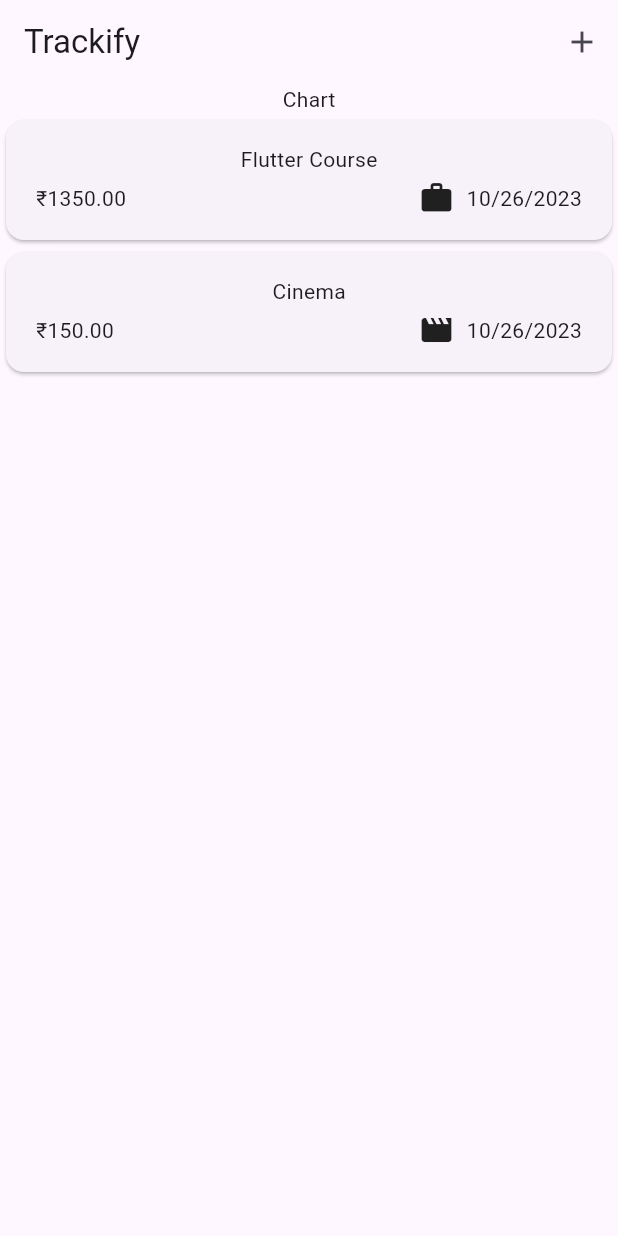
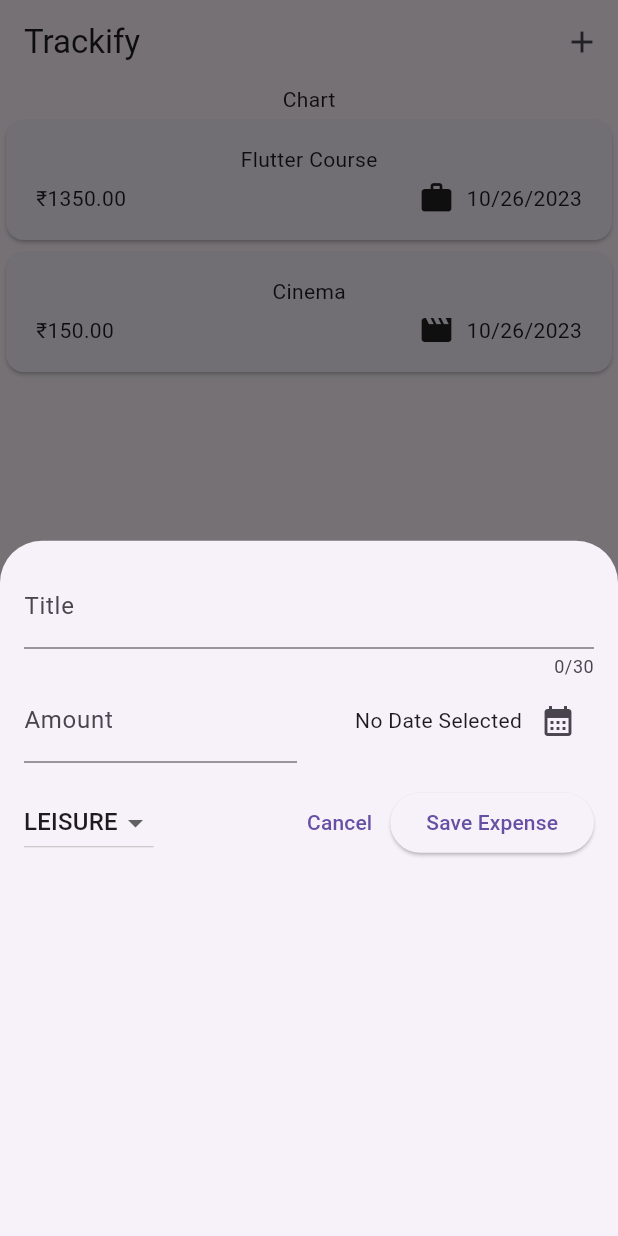
Before and after one commit to TVirus11/Trackify, a Flutter app: the screen it shows after launch, after a tap on the "add" icon, on a phone screen of 412 x 824 dp. Run offline on Flutter 3.47's test engine with Material 2 defaults, Android fonts, the phone set to English and light mode, and no system bars.

Commit message:
New Expense Page Added

```diff
--- a/lib/widgets/expenses.dart
+++ b/lib/widgets/expenses.dart
@@ -1,5 +1,6 @@
 import 'package:flutter/material.dart';
 import 'package:trackify/widgets/expenses_list/expenses_list.dart';
+import 'package:trackify/widgets/new_expense.dart';
 
 import '../models/expense.dart';
 
@@ -28,6 +29,13 @@ class _ExpensesState extends State<Expenses> {
     ),
   ];
 
+  void _openAddExpenseOverlay() {
+    showModalBottomSheet(
+      context: context,
+      builder: (ctx) => const NewExpense(),
+    );
+  }
+
   @override
   Widget build(BuildContext context) {
     return Scaffold(
@@ -37,7 +45,7 @@ class _ExpensesState extends State<Expenses> {
         ),
         actions: [
           IconButton(
-            onPressed: () {},
+            onPressed: _openAddExpenseOverlay,
             icon: const Icon(
               Icons.add,
             ),
--- /dev/null
+++ b/lib/widgets/new_expense.dart
@@ -0,0 +1,138 @@
+import 'package:flutter/material.dart';
+import 'package:trackify/models/expense.dart';
+
+class NewExpense extends StatefulWidget {
+  const NewExpense({super.key});
+
+  @override
+  State<NewExpense> createState() {
+    return _NewExpenseState();
+  }
+}
+
+class _NewExpenseState extends State<NewExpense> {
+  final _titleController = TextEditingController();
+  final _amountController = TextEditingController();
+  DateTime? _selectedDate;
+
+  Category _selectedCategory = Category.leisure;
+
+  void _presentDatePicker() async {
+    final now = DateTime.now();
+    final firstDate = DateTime(now.year - 1, now.month, now.day);
+    final pickedDate = await showDatePicker(
+      context: context,
+      initialDate: now,
+      firstDate: firstDate,
+      lastDate: now,
+    );
+    setState(() {
+      _selectedDate = pickedDate;
+    });
+  }
+
+  @override
+  void dispose() {
+    _titleController.dispose();
+    _amountController.dispose();
+    super.dispose();
+  }
+
+  @override
+  Widget build(BuildContext context) {
+    return Padding(
+      padding: const EdgeInsets.all(16),
+      child: Column(
+        children: [
+          TextField(
+            controller: _titleController,
+            maxLength: 30,
+            decoration: const InputDecoration(
+              label: Text('Title'),
+            ),
+          ),
+          Row(
+            children: [
+              Expanded(
+                child: TextField(
+                  controller: _amountController,
+                  keyboardType: TextInputType.number,
+                  decoration: const InputDecoration(
+                    prefixText: '\u{20B9} ',
+                    label: Text('Amount'),
+                  ),
+                ),
+              ),
+              const SizedBox(
+                width: 16,
+              ),
+              Expanded(
+                child: Row(
+                  mainAxisAlignment: MainAxisAlignment.end,
+                  crossAxisAlignment: CrossAxisAlignment.center,
+                  children: [
+                    Text(
+                      _selectedDate == null
+                          ? 'No Date Selected'
+                          : formatter.format(_selectedDate!),
+                    ),
+                    IconButton(
+                      onPressed: _presentDatePicker,
+                      icon: const Icon(
+                        Icons.calendar_month,
+                      ),
+                    ),
+                  ],
+                ),
+              ),
+            ],
+          ),
+          const SizedBox(
+            height: 16,
+          ),
+          Row(
+            children: [
+              DropdownButton(
+                value: _selectedCategory,
+                items: Category.values
+                    .map(
+                      (category) => DropdownMenuItem(
+                        value: category,
+                        child: Text(
+                          category.name.toUpperCase(),
+                        ),
+                      ),
+                    )
+                    .toList(),
+                onChanged: (value) {
+                  if (value == null) {
+                    return;
+                  }
+                  setState(() {
+                    _selectedCategory = value;
+                  });
+                },
+              ),
+              const Spacer(),
+              TextButton(
+                onPressed: () {
+                  Navigator.pop(context);
+                },
+                child: const Text('Cancel'),
+              ),
+              ElevatedButton(
+                onPressed: () {
+                  print(_titleController.text);
+                  print(_amountController.text);
+                },
+                child: const Text(
+                  'Save Expense',
+                ),
+              ),
+            ],
+          ),
+        ],
+      ),
+    );
+  }
+}
```
